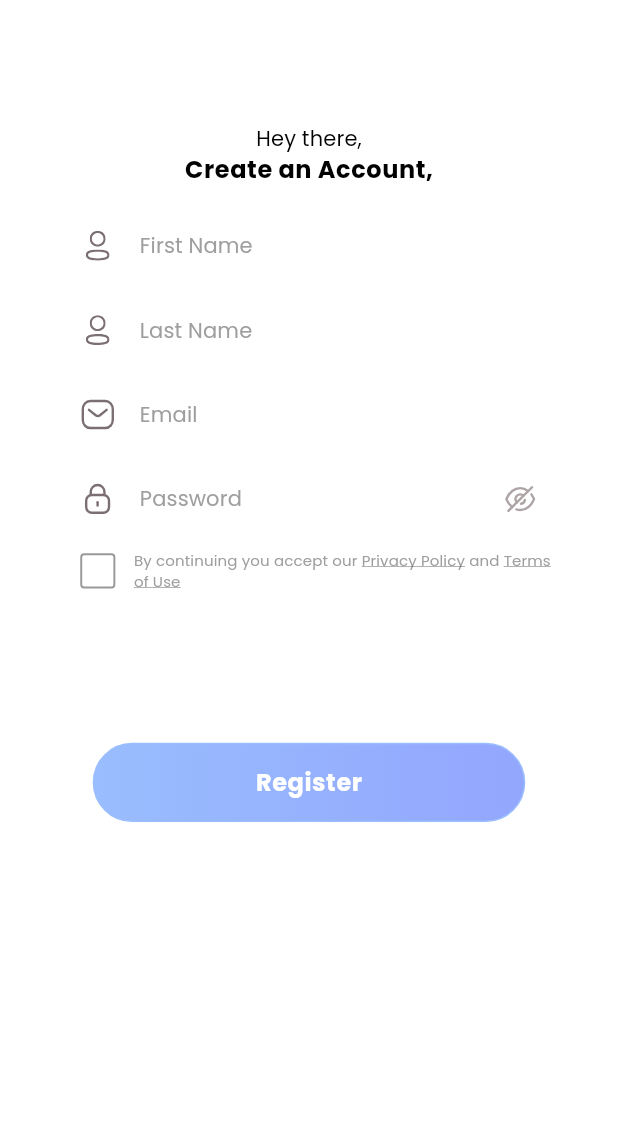
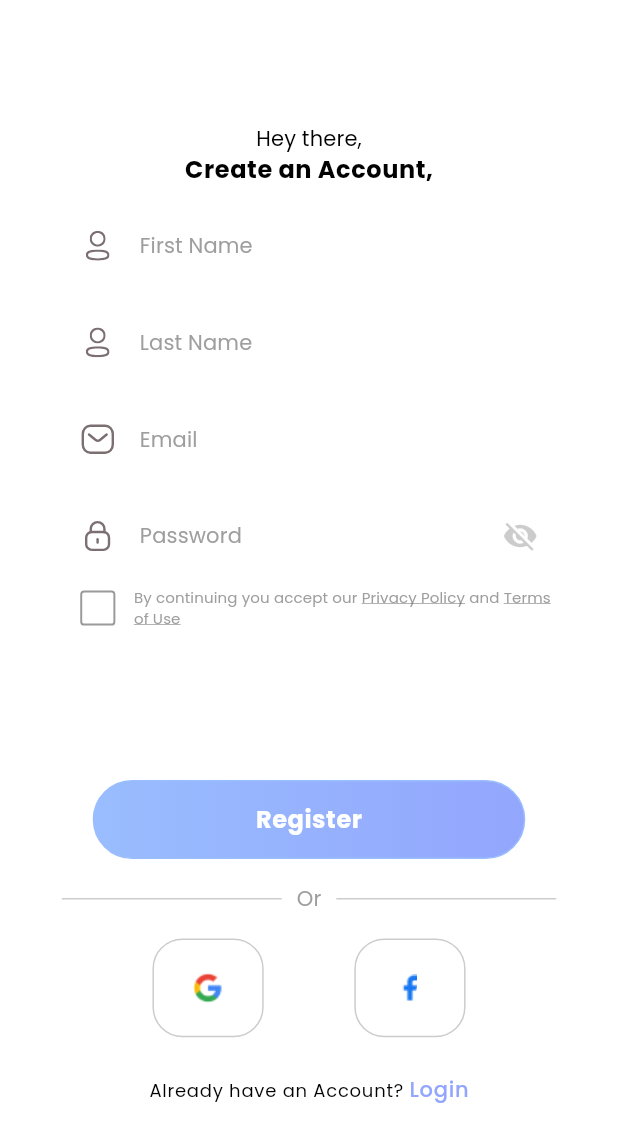
Before and after one commit to MaRyamFatima1120/fitnest_app, a Flutter app: the RegisterPage screen opened by its route, on a phone screen of 412 x 824 dp. Shown: the top 1142 px of the screen. Run offline on Flutter 3.47's test engine with Material 3 defaults, Android fonts, the phone set to English and light mode, and no system bars; our stand-ins replace firebase_core, flutter_svg, get, google_fonts; accounts and stored records are empty.

Commit message:
Working on Registration Page with GetxController

```diff
--- a/lib/common/constants/app_image.dart
+++ b/lib/common/constants/app_image.dart
@@ -4,4 +4,7 @@ class AppImage{
   static const String eatImage="assets/images/onboard/eat.png";
   static const String exerciseImage="assets/images/onboard/exercise.png";
   static const String burnImage="assets/images/onboard/burn.png";
+  static const String facebook="assets/images/social/facebook.png";
+  static const String google="assets/images/social/google.png";
+
 }
--- a/lib/common/widgets/custom_text_field.dart
+++ b/lib/common/widgets/custom_text_field.dart
@@ -36,7 +36,6 @@ class CustomTextField extends StatelessWidget {
         obscureText: obscureText,
         autocorrect: false,
         decoration: InputDecoration(
-
           hintText: hintText,
           hintStyle: textTheme(context).titleSmall?.copyWith(
                 fontSize: 14,
@@ -47,11 +46,13 @@ class CustomTextField extends StatelessWidget {
             child: icon,
           ),
           contentPadding: const EdgeInsets.symmetric(vertical: 14.0, horizontal: 12.0),
-          suffixIcon: Padding(
-            padding: const EdgeInsets.all(12.0),
-            child: suffixIcon,
+          suffixIcon: suffixIcon,
+          border: InputBorder.none,
+          errorStyle: textTheme(context).titleSmall?.copyWith(
+            fontSize: 11,
+            color: colorScheme(context).error,
+            fontWeight: FontWeight.w400,
           ),
-          border: InputBorder.none,
 
         ));
   }
--- a/lib/src/getx_binding/binding.dart
+++ b/lib/src/getx_binding/binding.dart
@@ -1,9 +1,6 @@
 
 import 'package:get/get.dart';
-
 import '../view_model/on_board_page/onboard_controller.dart';
-
-
 
 class BoardBinding implements Bindings{
 
--- /dev/null
+++ b/lib/src/getx_binding/register_binding.dart
@@ -0,0 +1,13 @@
+
+import 'package:get/get.dart';
+import '../view_model/register_controller.dart';
+
+
+
+class RegisterBinding implements Bindings{
+
+  @override
+  void dependencies(){
+    Get.lazyPut(()=>RegisterController());
+  }
+}
--- a/lib/src/routes/app_pages.dart
+++ b/lib/src/routes/app_pages.dart
@@ -1,6 +1,7 @@
 import 'package:fitnest_app/src/routes/route.dart';
 import 'package:get/get.dart';
 import '../getx_binding/binding.dart';
+import '../getx_binding/register_binding.dart';
 import '../view/onboarding_pages/onboard.dart';
 import '../view/onboarding_pages/onboard_page.dart';
 import '../view/registerPages/register_page.dart';
@@ -22,6 +23,7 @@ class AppPage {
         name: MyAppRouts.registerPage,
         page: () => const RegisterPage(),
         transition: Transition.fade,
+      binding: RegisterBinding(),
         ),
     GetPage(
         name: MyAppRouts.errorPage,
--- a/lib/src/themes/text_theme.dart
+++ b/lib/src/themes/text_theme.dart
@@ -31,7 +31,8 @@ TextTheme customTextTheme(BuildContext context){
             fontSize: 14,
             fontWeight: FontWeight.w400,
             color: lightColorScheme.onError
-        )
+        ),
+
     )
   );
 }
--- a/lib/src/themes/theme.dart
+++ b/lib/src/themes/theme.dart
@@ -9,5 +9,6 @@ ThemeData appTheme(BuildContext context,) {
     textTheme: customTextTheme(context),
     primaryColor:  lightColorScheme.primary ,
     scaffoldBackgroundColor:  lightColorScheme.onPrimary,
+
   );
 }
--- a/lib/src/view/registerPages/register_page.dart
+++ b/lib/src/view/registerPages/register_page.dart
@@ -1,6 +1,8 @@
+import 'package:fitnest_app/common/constants/app_image.dart';
 import 'package:fitnest_app/common/constants/global_variable.dart';
 import 'package:fitnest_app/common/widgets/custom_text_field.dart';
 import 'package:fitnest_app/src/themes/color_scheme.dart';
+import 'package:fitnest_app/src/view_model/register_controller.dart';
 import 'package:flutter/gestures.dart';
 import 'package:flutter/material.dart';
 import 'package:flutter_svg/flutter_svg.dart';
@@ -19,18 +21,12 @@ class RegisterPage extends StatefulWidget {
 
 class _RegisterPageState extends State<RegisterPage> {
   final formKey = GlobalKey<FormState>();
-  final _firstName = TextEditingController();
-  final _lastName = TextEditingController();
-  final _email = TextEditingController();
-  final _password = TextEditingController();
-  bool obscureText = true;
-
-  bool _isAccepted = false;
+  final RegisterController registerController = Get.find();
 
   @override
   Widget build(BuildContext context) {
     return Scaffold(
-      body: Padding(
+      body: SingleChildScrollView(
         padding: EdgeInsets.symmetric(
             horizontal: Get.width * 0.1, vertical: Get.height * 0.1),
         child: Form(
@@ -54,11 +50,11 @@ class _RegisterPageState extends State<RegisterPage> {
                   fit: BoxFit.cover,
                 ),
                 hintText: "First Name",
-                controller: _firstName,
+                controller: registerController.firstName,
                 validator: validateField,
               ),
               SizedBox(
-                height: Get.height * 0.01,
+                height: Get.height * 0.02,
               ),
               CustomTextField(
                 icon: SvgPicture.asset(
@@ -66,11 +62,11 @@ class _RegisterPageState extends State<RegisterPage> {
                   fit: BoxFit.cover,
                 ),
                 hintText: "Last Name",
-                controller: _lastName,
+                controller: registerController.lastName,
                 validator: validateField,
               ),
               SizedBox(
-                height: Get.height * 0.01,
+                height: Get.height * 0.02,
               ),
               CustomTextField(
                 icon: SvgPicture.asset(
@@ -78,41 +74,55 @@ class _RegisterPageState extends State<RegisterPage> {
                   fit: BoxFit.contain,
                 ),
                 hintText: "Email",
-                controller: _email,
+                controller: registerController.email,
                 validator: validateEmail,
               ),
               SizedBox(
-                height: Get.height * 0.01,
+                height: Get.height * 0.02,
               ),
+              Obx(()=>
                  CustomTextField(
                     icon: SvgPicture.asset(
                       AppIcon.lock,
                       fit: BoxFit.contain,
                     ),
                     hintText: "Password",
-                controller: _password,
+                    controller: registerController.password,
+                    obscureText: registerController.obscureText.value,
                     validator: validatePassword,
-                suffixIcon: SvgPicture.asset(
-                  AppIcon.password,
-                  fit: BoxFit.contain,
+                    suffixIcon:
+                       IconButton(
+                          onPressed: () {
+                            print("Toggle Password Button Pressed");
+                            registerController.togglePassword();
+                          },
+                          icon: Icon(
+                            registerController.obscureText.value
+                                ? Icons.visibility_off
+                                : Icons.visibility,
+                            color: registerController.obscureText.value
+                                ? colorScheme(context).onSecondary.withOpacity(0.2)
+                                : colorScheme(context).error.withOpacity(0.8),
+                          )),
                     ),
               ),
               Row(
                 children: [
                   Transform.scale(
                     scale: 1.3,
-                    child: Checkbox(
-                        value: _isAccepted,
+                    child: Obx(
+                      () => Checkbox(
+                          value: registerController.isAccepted.value,
                           side: BorderSide(
                             color: colorScheme(context)
                                 .onSecondary
                                 .withOpacity(0.4),
                           ),
                           onChanged: (bool? value) {
-                          setState(() {
-                            _isAccepted = value ?? false;
-                          });
+                            registerController.isAccepted.value =
+                                value ?? false;
                           }),
+                    ),
                   ),
                   Expanded(
                     child: RichText(
@@ -153,20 +163,36 @@ class _RegisterPageState extends State<RegisterPage> {
                   ),
                 ],
               ),
-              /*if(!_isAccepted)
-                Padding(
-                  padding: const EdgeInsets.all(8.0),
-                  child: Text("You must accept the Terms & Conditions.",
+              SizedBox(
+                height: Get.height * 0.11,
+              ),
+              CustomButton(
+                pressed: () {
+                  if (formKey.currentState!.validate()) {
+                    if (!registerController.isAccepted.value) {
+                      Get.snackbar("", "",
+                          titleText: Center(
+                            child: Text(
+                              "You must accept the Privacy Policy & Terms",
                               style: textTheme(context).titleSmall?.copyWith(
-                    color: colorScheme(context).error
+                                    fontSize: 13,
+                                    fontWeight: FontWeight.w500,
+                                    color: colorScheme(context).onSecondary,
                                   ),
                             ),
-                )*/
-
-              SizedBox(height: Get.height* 0.11,),
-              CustomButton(
-                pressed: () {
-
+                          ));
+                    } else {
+                      Get.snackbar("", "",
+                          titleText: Text(
+                            "Registration Successful!",
+                            style: textTheme(context).titleSmall?.copyWith(
+                                  fontSize: 13,
+                                  fontWeight: FontWeight.w500,
+                                  color: colorScheme(context).onSecondary,
+                                ),
+                          ));
+                    }
+                  }
                 },
                 text: "Register",
                 width: Get.width * 0.7,
@@ -176,7 +202,67 @@ class _RegisterPageState extends State<RegisterPage> {
                   colorScheme(context).secondary
                 ]),
               ),
-
+              SizedBox(
+                height: Get.height * 0.02,
+              ),
+              Row(
+                mainAxisAlignment: MainAxisAlignment.center,
+                children: [
+                  Expanded(
+                    child: Divider(
+                        endIndent: 10,
+                        color:
+                            colorScheme(context).onSecondary.withOpacity(0.2)),
+                  ),
+                  Text(
+                    "Or",
+                    style: textTheme(context).titleSmall,
+                  ),
+                  Expanded(
+                    child: Divider(
+                        indent: 10,
+                        color:
+                            colorScheme(context).onSecondary.withOpacity(0.2)),
+                  ),
+                ],
+              ),
+              SizedBox(
+                height: Get.height * 0.02,
+              ),
+              Row(
+                mainAxisAlignment: MainAxisAlignment.spaceEvenly,
+                children: [
+                  _buildSocialButton(AppImage.google, () {}),
+                  _buildSocialButton(AppImage.facebook, () {}),
+                ],
+              ),
+              SizedBox(
+                height: Get.height * 0.03,
+              ),
+              RichText(
+                textAlign: TextAlign.start,
+                text: TextSpan(
+                  text: "Already have an Account? ",
+                  style: textTheme(context).bodyLarge?.copyWith(
+                        color: colorScheme(context).onSecondary,
+                        fontSize: 12,
+                        fontWeight: FontWeight.w400,
+                      ),
+                  children: [
+                    TextSpan(
+                        text: "Login",
+                        style: textTheme(context).bodyLarge?.copyWith(
+                              color: colorScheme(context).secondary,
+                              fontSize: 14,
+                              fontWeight: FontWeight.w500,
+                            ),
+                        recognizer: TapGestureRecognizer()
+                          ..onTap = () {
+                            print("Login");
+                          }),
+                  ],
+                ),
+              ),
             ],
           ),
         ),
@@ -184,3 +270,17 @@ class _RegisterPageState extends State<RegisterPage> {
     );
   }
 }
+
+Widget _buildSocialButton(String imagePath, VoidCallback onTap) {
+  return GestureDetector(
+    onTap: onTap,
+    child: Container(
+      width: Get.width * 0.18,
+      height: Get.height * 0.08,
+      decoration: BoxDecoration(
+          borderRadius: BorderRadius.circular(20.0),
+          border: Border.all(color: Colors.black.withOpacity(0.2))),
+      child: Image.asset(imagePath),
+    ),
+  );
+}
--- a/lib/src/view_model/register_controller.dart
+++ b/lib/src/view_model/register_controller.dart
@@ -0,0 +1,25 @@
+import 'package:flutter/widgets.dart';
+import 'package:get/get.dart';
+
+class RegisterController extends GetxController {
+  final _firstName = TextEditingController();
+  final _lastName = TextEditingController();
+  final _email = TextEditingController();
+  final _password = TextEditingController();
+
+  TextEditingController get firstName => _firstName;
+
+  TextEditingController get lastName => _lastName;
+
+  TextEditingController get email => _email;
+
+  TextEditingController get password => _password;
+
+  RxBool obscureText = true.obs;
+  RxBool isAccepted = false.obs;
+
+  void togglePassword() {
+    obscureText.value = !obscureText.value;
+    print("ObscureText has ${obscureText.value}");
+  }
+}
--- a/pubspec.yaml
+++ b/pubspec.yaml
@@ -70,6 +70,7 @@ flutter:
   # To add assets to your application, add an assets section, like this:
   assets:
     - assets/images/
+    - assets/images/social/
     - assets/images/onboard/
     - assets/icons/
   # An image asset can refer to one or more resolution-specific "variants", see
```
Also changed, not shown: assets/images/social/facebook.png (added), assets/images/social/google.png (added). Lines whose indentation alone changed are shown as unchanged.
